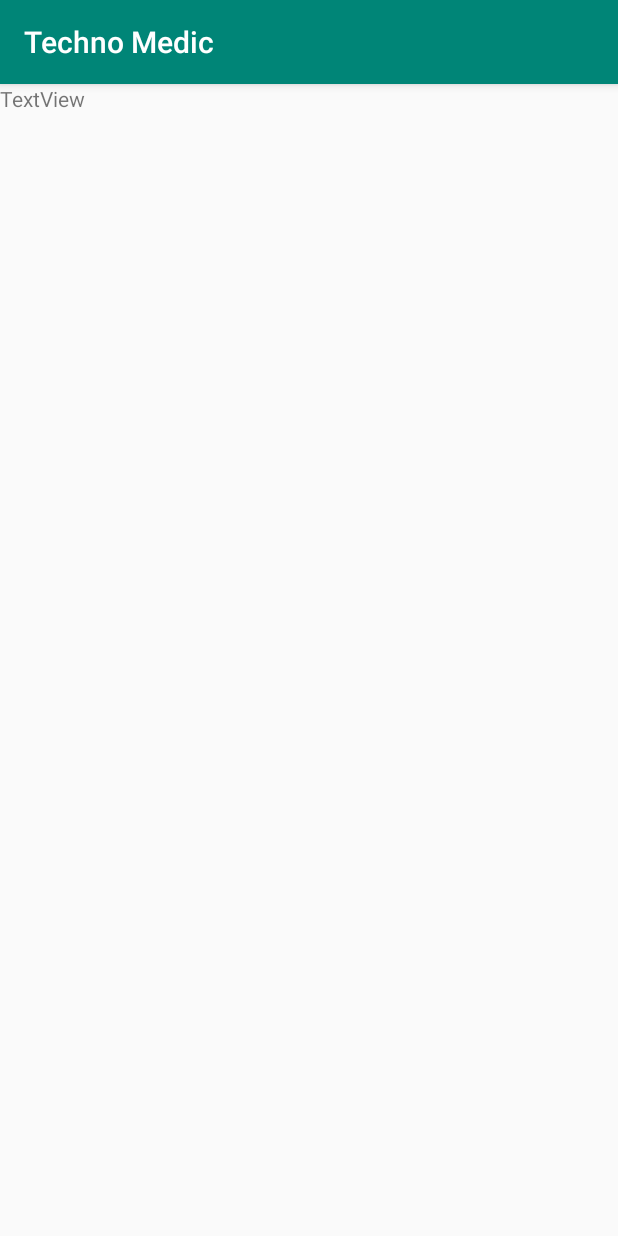
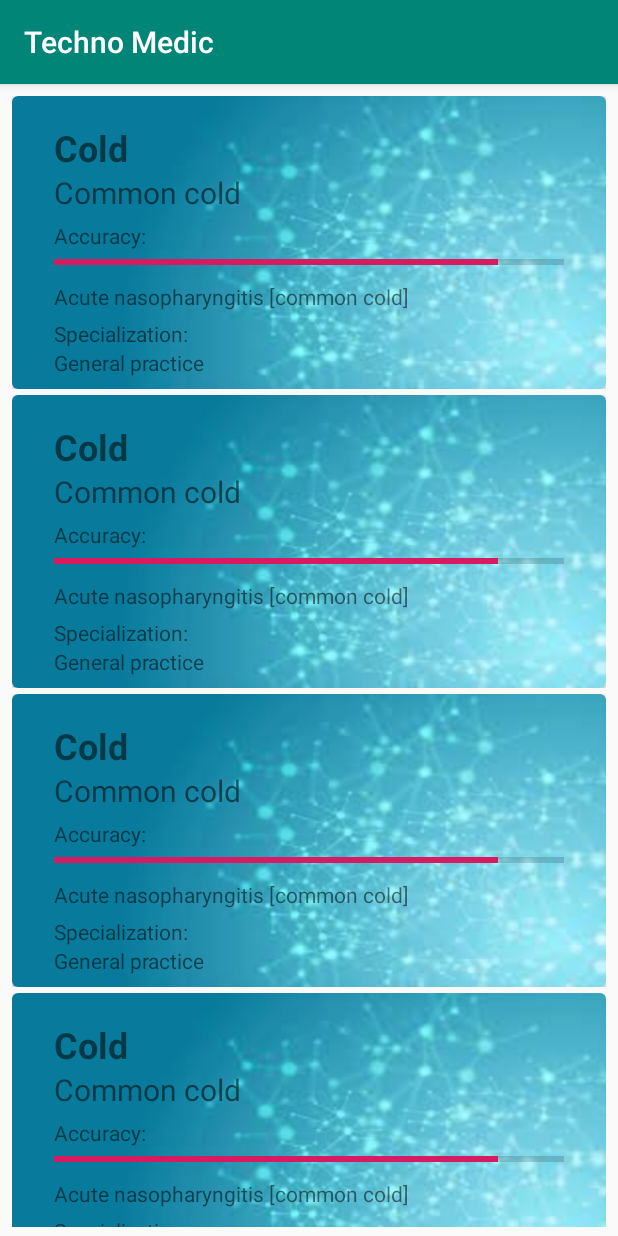
Before and after one commit to rajgaurav99/TechnoMedic, an Android app: the InformationActivity screen opened directly, with no data from a screen before it, on a phone screen of 412 x 824 dp. Run offline under Robolectric (Android 15) with nearby library versions, the phone set to English and light mode, and no system bars.

Commit message:
Card View extended for Information Screen

```diff
--- /dev/null
+++ b/app/src/main/java/android/example/technomedic/Disease.java
@@ -0,0 +1,33 @@
+package android.example.technomedic;
+
+public class Disease {
+    String name;
+    String pro_name;
+    double accuracy;
+    String desc;
+    String spec;
+
+    public Disease(String name,String pro_name,double accuracy,String desc,String spec){
+        this.name=name;
+        this.pro_name=pro_name;
+        this.accuracy=accuracy;
+        this.desc=desc;
+        this.spec=spec;
+    }
+
+    public String getName(){
+        return name;
+    }
+    public String getProName(){
+        return pro_name;
+    }
+    public double getAccuracy(){
+        return accuracy;
+    }
+    public String getDesc(){
+        return desc;
+    }
+    public String getSpec() {
+        return spec;
+    }
+}
--- /dev/null
+++ b/app/src/main/java/android/example/technomedic/DiseaseAdapter.java
@@ -0,0 +1,72 @@
+package android.example.technomedic;
+
+import android.content.Context;
+import android.view.LayoutInflater;
+import android.view.View;
+import android.view.ViewGroup;
+import android.widget.ProgressBar;
+import android.widget.TextView;
+import androidx.annotation.NonNull;
+import androidx.recyclerview.widget.RecyclerView;
+import java.util.ArrayList;
+
+public class DiseaseAdapter extends RecyclerView.Adapter<DiseaseAdapter.DiseaseViewHolder> {
+    private Context mCtx;
+    private ArrayList<Disease> diseaseList;
+
+    public DiseaseAdapter(Context mCtx, ArrayList<Disease> diseaseList) {
+        this.mCtx = mCtx;
+        this.diseaseList = diseaseList;
+        setHasStableIds(true);
+    }
+
+
+    @NonNull
+    @Override
+    public DiseaseAdapter.DiseaseViewHolder onCreateViewHolder(@NonNull ViewGroup parent, int viewType) {
+        LayoutInflater inflater = LayoutInflater.from(mCtx);
+        View view = inflater.inflate(R.layout.disease_layout, null);
+        return new DiseaseAdapter.DiseaseViewHolder(view);
+    }
+
+    @Override
+    public void onBindViewHolder(@NonNull final DiseaseAdapter.DiseaseViewHolder holder, int position) {
+        Disease disease = diseaseList.get(position);
+        holder.mname.setText(disease.getName());
+        holder.mproname.setText(disease.getProName());
+        holder.mdesc.setText(disease.getDesc());
+        holder.mspec.setText(disease.getSpec());
+        holder.mprogressbar.setProgress((int)disease.getAccuracy());
+    }
+
+    @Override
+    public int getItemCount() {
+        return diseaseList.size();
+    }
+
+    @Override
+    public long getItemId(int position) {
+        return position;
+    }
+
+    @Override
+    public int getItemViewType(int position) {
+        return position;
+    }
+
+    class DiseaseViewHolder extends RecyclerView.ViewHolder {
+
+        TextView mname,mproname,mdesc,mspec;
+        ProgressBar mprogressbar;
+        public DiseaseViewHolder(View itemView) {
+            super(itemView);
+            mname = itemView.findViewById(R.id.disease_name);
+            mproname=itemView.findViewById(R.id.pro_disease);
+            mdesc=itemView.findViewById(R.id.disease_desc);
+            mspec=itemView.findViewById(R.id.spec);
+            mprogressbar=itemView.findViewById(R.id.accuracy);
+
+        }
+    }
+
+}
--- a/app/src/main/java/android/example/technomedic/InformationActivity.java
+++ b/app/src/main/java/android/example/technomedic/InformationActivity.java
@@ -1,14 +1,31 @@
 package android.example.technomedic;
 
 import androidx.appcompat.app.AppCompatActivity;
+import androidx.recyclerview.widget.LinearLayoutManager;
+import androidx.recyclerview.widget.RecyclerView;
 
 import android.os.Bundle;
 
+import java.util.ArrayList;
+
+import static android.example.technomedic.MainActivity.symptomList;
+
 public class InformationActivity extends AppCompatActivity {
-
+    public static ArrayList<Disease> diseaseList=new ArrayList<Disease>();
+    RecyclerView recyclerView;
     @Override
     protected void onCreate(Bundle savedInstanceState) {
         super.onCreate(savedInstanceState);
         setContentView(R.layout.activity_information);
+        recyclerView=findViewById(R.id.info_recycler);
+        recyclerView.setHasFixedSize(true);
+        recyclerView.setLayoutManager(new LinearLayoutManager(this));
+        diseaseList.add(new Disease("Cold","Common cold",87.87,"Acute nasopharyngitis [common cold]","General practice"));
+        diseaseList.add(new Disease("Cold","Common cold",87.87,"Acute nasopharyngitis [common cold]","General practice"));
+        diseaseList.add(new Disease("Cold","Common cold",87.87,"Acute nasopharyngitis [common cold]","General practice"));
+        diseaseList.add(new Disease("Cold","Common cold",87.87,"Acute nasopharyngitis [common cold]","General practice"));
+        diseaseList.add(new Disease("Cold","Common cold",87.87,"Acute nasopharyngitis [common cold]","General practice"));
+        final DiseaseAdapter mAdapter = new DiseaseAdapter(this,diseaseList);
+        recyclerView.setAdapter(mAdapter);
     }
 }
--- a/app/src/main/res/layout/activity_information.xml
+++ b/app/src/main/res/layout/activity_information.xml
@@ -5,11 +5,11 @@
     android:layout_width="match_parent"
     android:layout_height="match_parent"
     android:orientation="vertical"
+    android:padding="6dp"
     tools:context=".InformationActivity">
 
-    <TextView
-        android:id="@+id/info"
+    <androidx.recyclerview.widget.RecyclerView
+        android:id="@+id/info_recycler"
         android:layout_width="match_parent"
-        android:layout_height="wrap_content"
-        android:text="TextView" />
+        android:layout_height="match_parent" />
 </LinearLayout>
--- /dev/null
+++ b/app/src/main/res/layout/disease_layout.xml
@@ -0,0 +1,86 @@
+<?xml version="1.0" encoding="utf-8"?>
+<LinearLayout xmlns:android="http://schemas.android.com/apk/res/android"
+    xmlns:app="http://schemas.android.com/apk/res-auto"
+    android:layout_width="match_parent"
+    android:layout_height="wrap_content"
+    android:orientation="vertical"
+    android:padding="2dp">
+
+    <androidx.cardview.widget.CardView
+        android:layout_width="match_parent"
+        android:layout_height="wrap_content"
+        app:cardCornerRadius="4dp"
+        app:cardElevation="4dp">
+
+        <RelativeLayout
+            android:layout_width="match_parent"
+            android:layout_height="wrap_content"
+            android:background="@drawable/disease_bg"
+            android:padding="8dp">
+
+            <TextView
+                android:id="@+id/disease_name"
+                android:layout_width="wrap_content"
+                android:layout_height="wrap_content"
+                android:layout_marginLeft="20dp"
+                android:layout_marginTop="10dp"
+                android:text="Disease name"
+                android:textSize="24sp"
+                android:textStyle="bold" />
+
+            <TextView
+                android:id="@+id/pro_disease"
+                android:layout_width="wrap_content"
+                android:layout_height="wrap_content"
+                android:layout_below="@id/disease_name"
+                android:layout_marginLeft="20dp"
+                android:text="Pro disease name"
+                android:textSize="20sp" />
+
+            <TextView
+                android:id="@+id/accuracy_header"
+                android:layout_width="wrap_content"
+                android:layout_height="wrap_content"
+                android:layout_below="@id/pro_disease"
+                android:layout_marginLeft="20dp"
+                android:layout_marginTop="5dp"
+                android:text="Accuracy:" />
+
+            <ProgressBar
+                android:id="@+id/accuracy"
+                style="?android:attr/progressBarStyleHorizontal"
+                android:layout_width="match_parent"
+                android:layout_height="wrap_content"
+                android:layout_below="@id/accuracy_header"
+                android:layout_marginLeft="20dp"
+                android:layout_marginRight="20dp" />
+
+            <TextView
+                android:id="@+id/disease_desc"
+                android:layout_width="match_parent"
+                android:layout_height="wrap_content"
+                android:layout_below="@id/accuracy"
+                android:layout_marginLeft="20dp"
+                android:layout_marginTop="5dp"
+                android:layout_marginRight="20dp"
+                android:text="Disease description" />
+
+            <TextView
+                android:layout_width="match_parent"
+                android:layout_height="wrap_content"
+                android:layout_marginLeft="20dp"
+                android:text="Specialization:"
+                android:id="@+id/spec_header"
+                android:layout_below="@id/disease_desc"
+                android:layout_marginTop="5dp"/>
+            <TextView
+                android:layout_width="match_parent"
+                android:layout_height="wrap_content"
+                android:id="@+id/spec"
+                android:layout_below="@id/spec_header"
+                android:layout_marginLeft="20dp"
+                android:layout_marginRight="20dp"/>
+        </RelativeLayout>
+
+    </androidx.cardview.widget.CardView>
+</LinearLayout>
```
Also changed, not shown: app/src/main/res/drawable/disease_bg.jpg (added).
